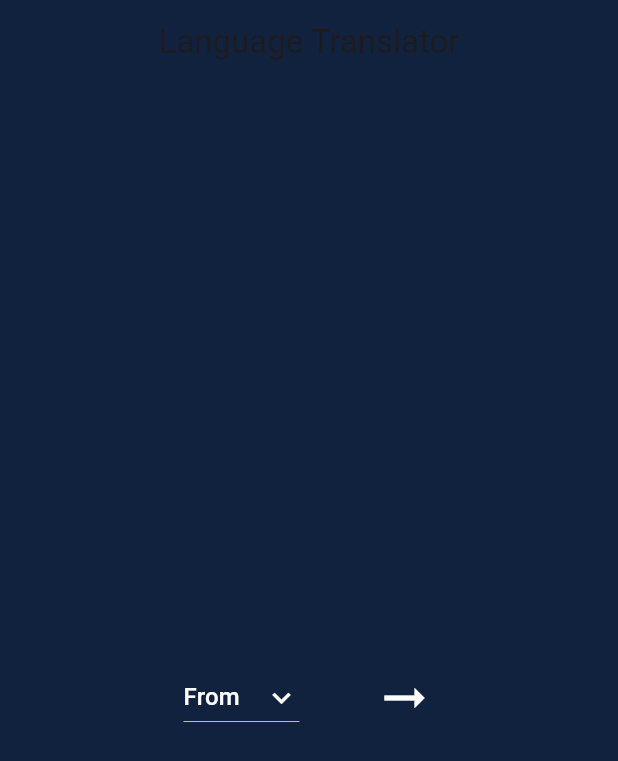
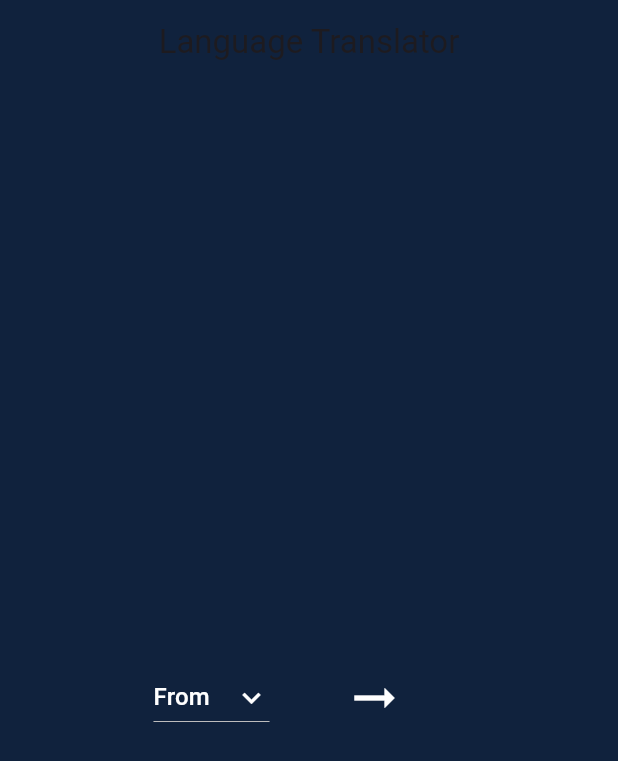
Before and after one commit to Piyushbhatt7/Language-Translator, a Flutter app: the screen it shows after launch, on a phone screen of 412 x 824 dp. Shown: the top 761 px of the screen. Run offline on Flutter 3.47's test engine with Material 3 defaults, Android fonts, the phone set to English and light mode, and no system bars.

Commit message:
Language Translation

```diff
--- a/lib/language_translation.dart
+++ b/lib/language_translation.dart
@@ -64,7 +64,7 @@ TextEditingController languageController = TextEditingController();
 
                     SizedBox(width: 50.0,),
                     Icon(Icons.arrow_right_alt_outlined, color: Colors.white, size: 40.0,),
-
+                    SizedBox(width: 40.0,)
                 ],
               )
             ],
```
